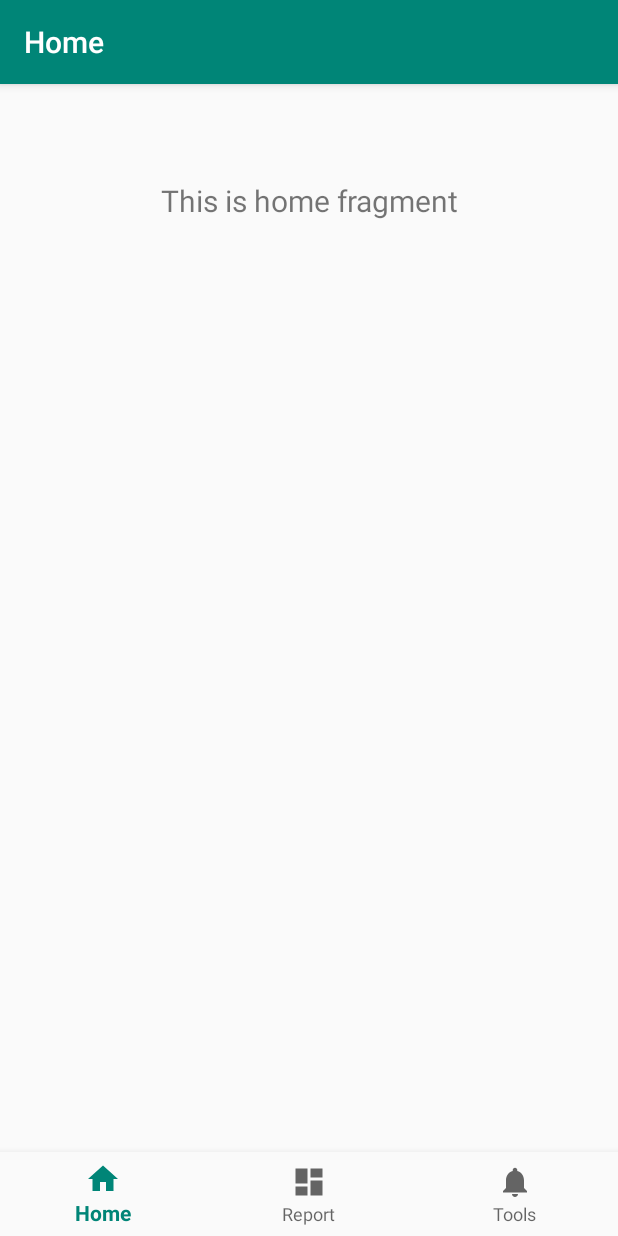
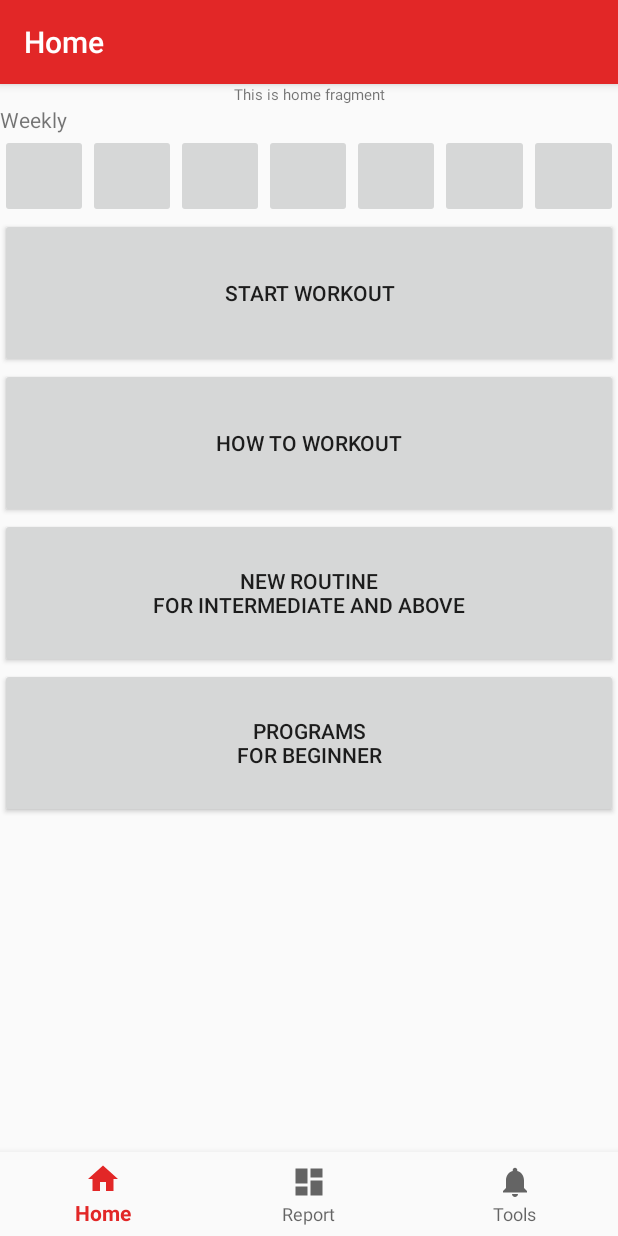
Before and after one commit to attentionrobber/DailyWorkout, an Android app: the screen it shows after launch (MainActivity), on a phone screen of 412 x 824 dp. Run offline under Robolectric (Android 15) with nearby library versions, the phone set to English and light mode, and no system bars; our stand-ins replace navigation-ui.

Commit message:
no message

```diff
--- a/app/src/main/res/layout/activity_main.xml
+++ b/app/src/main/res/layout/activity_main.xml
@@ -1,22 +1,12 @@
 <?xml version="1.0" encoding="utf-8"?>
-<androidx.constraintlayout.widget.ConstraintLayout xmlns:android="http://schemas.android.com/apk/res/android"
+<FrameLayout
+    xmlns:android="http://schemas.android.com/apk/res/android"
     xmlns:app="http://schemas.android.com/apk/res-auto"
     android:id="@+id/container"
     android:layout_width="match_parent"
     android:layout_height="match_parent"
-    android:paddingTop="?attr/actionBarSize">
-
-    <com.google.android.material.bottomnavigation.BottomNavigationView
-        android:id="@+id/nav_view"
-        android:layout_width="0dp"
-        android:layout_height="wrap_content"
-        android:layout_marginStart="0dp"
-        android:layout_marginEnd="0dp"
-        android:background="?android:attr/windowBackground"
-        app:layout_constraintBottom_toBottomOf="parent"
-        app:layout_constraintLeft_toLeftOf="parent"
-        app:layout_constraintRight_toRightOf="parent"
-        app:menu="@menu/bottom_nav_menu" />
+    android:orientation="vertical">
+    <!--android:paddingTop="?attr/actionBarSize"-->
 
     <fragment
         android:id="@+id/nav_host_fragment"
@@ -24,10 +14,16 @@
         android:layout_width="match_parent"
         android:layout_height="match_parent"
         app:defaultNavHost="true"
-        app:layout_constraintBottom_toTopOf="@id/nav_view"
-        app:layout_constraintLeft_toLeftOf="parent"
-        app:layout_constraintRight_toRightOf="parent"
-        app:layout_constraintTop_toTopOf="parent"
         app:navGraph="@navigation/mobile_navigation" />
 
-</androidx.constraintlayout.widget.ConstraintLayout>
+    <com.google.android.material.bottomnavigation.BottomNavigationView
+        android:id="@+id/nav_view"
+        android:layout_width="match_parent"
+        android:layout_height="wrap_content"
+        android:layout_gravity="bottom"
+        android:layout_marginStart="0dp"
+        android:layout_marginEnd="0dp"
+        android:background="?android:attr/windowBackground"
+        app:menu="@menu/bottom_nav_menu" />
+
+</FrameLayout>
--- a/app/src/main/res/layout/fragment_home.xml
+++ b/app/src/main/res/layout/fragment_home.xml
@@ -1,19 +1,102 @@
 <?xml version="1.0" encoding="utf-8"?>
-<androidx.constraintlayout.widget.ConstraintLayout xmlns:android="http://schemas.android.com/apk/res/android"
+<LinearLayout
+    xmlns:android="http://schemas.android.com/apk/res/android"
     xmlns:app="http://schemas.android.com/apk/res-auto"
     android:layout_width="match_parent"
-    android:layout_height="match_parent">
+    android:layout_height="match_parent"
+    android:orientation="vertical">
 
     <TextView
         android:id="@+id/text_home"
         android:layout_width="match_parent"
         android:layout_height="wrap_content"
-        android:layout_marginStart="8dp"
-        android:layout_marginTop="8dp"
-        android:layout_marginEnd="8dp"
         android:textAlignment="center"
-        android:textSize="20sp"
-        app:layout_constraintEnd_toEndOf="parent"
-        app:layout_constraintStart_toStartOf="parent"
-        app:layout_constraintTop_toTopOf="parent" />
-</androidx.constraintlayout.widget.ConstraintLayout>
+        android:textSize="10sp" />
+    <LinearLayout
+        android:layout_width="match_parent"
+        android:layout_height="75dp"
+        android:orientation="vertical">
+        <TextView
+            android:text="Weekly"
+            android:layout_width="wrap_content"
+            android:layout_height="wrap_content" />
+        <LinearLayout
+            android:layout_width="match_parent"
+            android:layout_height="match_parent"
+            android:orientation="horizontal">
+            <ImageButton
+                android:id="@+id/btn_mon"
+                android:layout_width="0dp"
+                android:layout_height="match_parent"
+                android:layout_weight="1"/>
+            <ImageButton
+                android:id="@+id/btn_tue"
+                android:layout_width="0dp"
+                android:layout_height="match_parent"
+                android:layout_weight="1" />
+            <ImageButton
+                android:id="@+id/btn_wed"
+                android:layout_width="0dp"
+                android:layout_height="match_parent"
+                android:layout_weight="1" />
+            <ImageButton
+                android:id="@+id/btn_thu"
+                android:layout_width="0dp"
+                android:layout_height="match_parent"
+                android:layout_weight="1" />
+            <ImageButton
+                android:id="@+id/btn_fri"
+                android:layout_width="0dp"
+                android:layout_height="match_parent"
+                android:layout_weight="1" />
+            <ImageButton
+                android:id="@+id/btn_sat"
+                android:layout_width="0dp"
+                android:layout_height="match_parent"
+                android:layout_weight="1" />
+            <ImageButton
+                android:id="@+id/btn_sun"
+                android:layout_width="0dp"
+                android:layout_height="match_parent"
+                android:layout_weight="1" />
+        </LinearLayout>
+    </LinearLayout>
+
+    <LinearLayout
+        android:layout_width="match_parent"
+        android:layout_height="100dp">
+        <Button
+            android:id="@+id/btn_start"
+            android:text="@string/btn_start"
+            android:layout_width="match_parent"
+            android:layout_height="match_parent"/>
+    </LinearLayout>
+    <LinearLayout
+        android:layout_width="match_parent"
+        android:layout_height="100dp">
+        <Button
+            android:id="@+id/btn_howTo"
+            android:text="@string/btn_howTo"
+            android:layout_width="match_parent"
+            android:layout_height="match_parent"/>
+    </LinearLayout>
+    <LinearLayout
+        android:layout_width="match_parent"
+        android:layout_height="100dp">
+        <Button
+            android:id="@+id/btn_newRoutine"
+            android:text="@string/btn_newRoutine"
+            android:layout_width="match_parent"
+            android:layout_height="match_parent"/>
+    </LinearLayout>
+    <LinearLayout
+        android:layout_width="match_parent"
+        android:layout_height="100dp">
+        <Button
+            android:id="@+id/btn_programs"
+            android:text="@string/btn_programs"
+            android:layout_width="match_parent"
+            android:layout_height="match_parent"/>
+    </LinearLayout>
+
+</LinearLayout>
--- a/app/src/main/res/values/colors.xml
+++ b/app/src/main/res/values/colors.xml
@@ -1,6 +1,6 @@
 <?xml version="1.0" encoding="utf-8"?>
 <resources>
-    <color name="colorPrimary">#008577</color>
-    <color name="colorPrimaryDark">#00574B</color>
+    <color name="colorPrimary">#E22727</color>
+    <color name="colorPrimaryDark">#A31414</color>
     <color name="colorAccent">#D81B60</color>
 </resources>
--- a/app/src/main/res/values/strings.xml
+++ b/app/src/main/res/values/strings.xml
@@ -3,4 +3,10 @@
     <string name="title_home">Home</string>
     <string name="title_report">Report</string>
     <string name="title_tools">Tools</string>
+
+    <!-- fragment_home.xml -->
+    <string name="btn_start">START WORKOUT</string>
+    <string name="btn_howTo">HOW TO WORKOUT</string>
+    <string name="btn_newRoutine">NEW ROUTINE\nfor intermediate and above</string>
+    <string name="btn_programs">PROGRAMS\nfor beginner</string>
 </resources>
```
